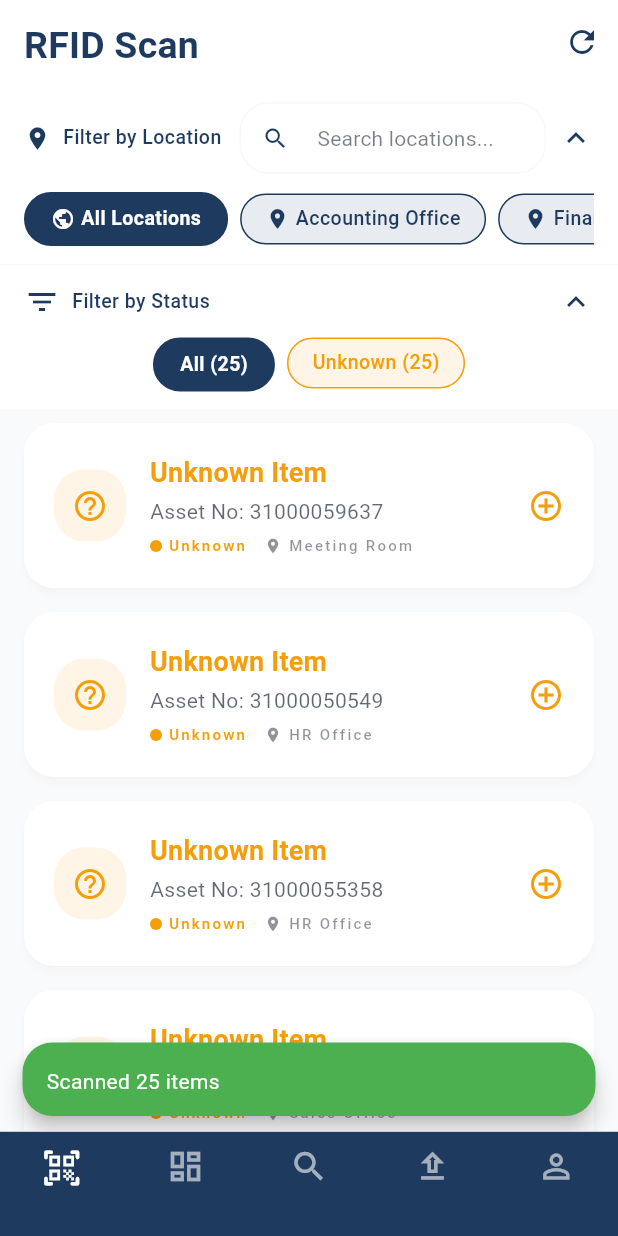
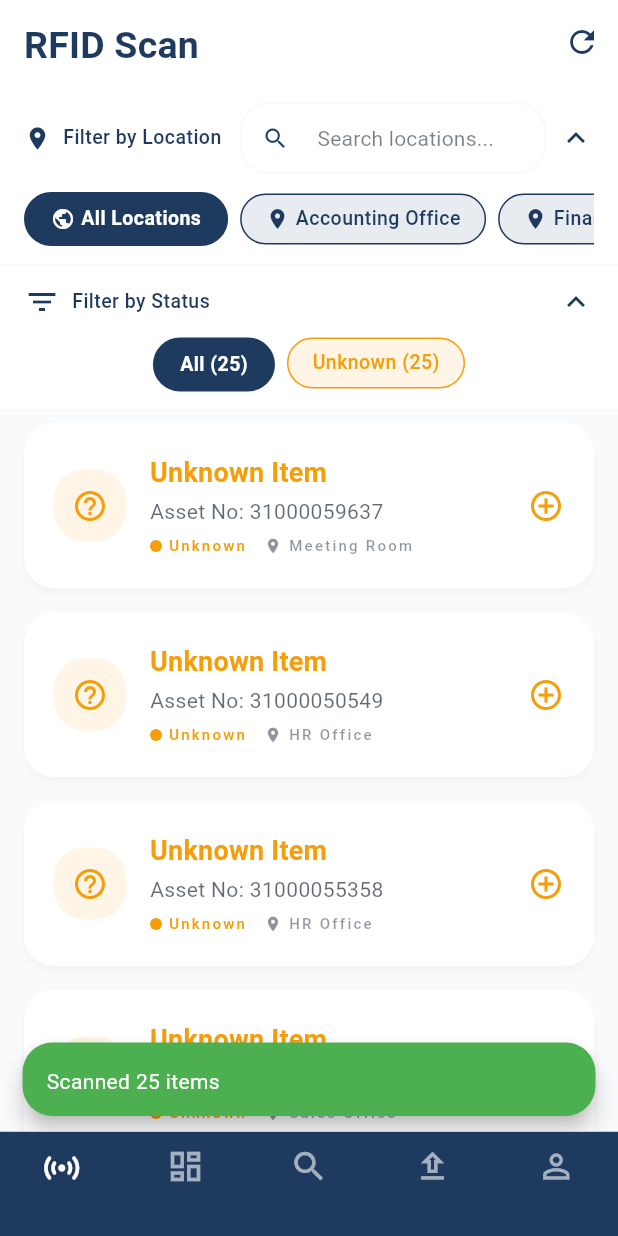
Before and after one commit to Russidan-Nadee/rfid-management-system, a Flutter app: the RootLayout screen opened directly, on a phone screen of 412 x 824 dp. Run offline on Flutter 3.47's test engine with Material 3 defaults, Android fonts, the light colour scheme and no system bars; our stand-ins replace equatable, fl_chart, flutter_bloc, get_it, lucide_icons, share_plus and 1 more; accounts and stored records are empty; network calls fail.

Commit message:
enhance/responsive-ui-navbar

```diff
--- a/frontend/lib/features/scan/presentation/widgets/scan_list_view.dart
+++ b/frontend/lib/features/scan/presentation/widgets/scan_list_view.dart
@@ -136,12 +136,10 @@
               // Header with status filters
               _buildStatusFilter(theme, statusCounts, selectedFilter, context),
 
-              // Filtered List with responsive 2-column on large screen
+              // Filtered List with responsive 3-column on large screen
               Expanded(
                 child: LayoutBuilder(
                   builder: (context, constraints) {
-                    final isLargeScreen = constraints.maxWidth >= 800;
-
                     if (filteredItems.isEmpty) {
                       return _buildEmptyFilterState(
                         theme,
@@ -150,19 +148,37 @@
                       );
                     }
 
-                    if (!isLargeScreen) {
-                      return ListView.builder(
+                    // Responsive columns based on screen width
+                    if (constraints.maxWidth >= 1200) {
+                      // Very large screen: 3 columns
+                      List<Widget> rows = [];
+                      for (var i = 0; i < filteredItems.length; i += 3) {
+                        final firstCard = AssetCard(item: filteredItems[i]);
+                        final secondCard = (i + 1 < filteredItems.length)
+                            ? AssetCard(item: filteredItems[i + 1])
+                            : Expanded(child: Container());
+                        final thirdCard = (i + 2 < filteredItems.length)
+                            ? AssetCard(item: filteredItems[i + 2])
+                            : Expanded(child: Container());
+
+                        rows.add(
+                          Row(
+                            crossAxisAlignment: CrossAxisAlignment.start,
+                            children: [
+                              Expanded(child: firstCard),
+                              Expanded(child: secondCard),
+                              Expanded(child: thirdCard),
+                            ],
+                          ),
+                        );
+                      }
+
+                      return SingleChildScrollView(
                         physics: const AlwaysScrollableScrollPhysics(),
-                        itemCount: filteredItems.length,
-                        itemBuilder: (context, index) {
-                          print(
-                            'ScanListView: Building card $index for asset ${filteredItems[index].assetNo}',
-                          );
-                          return AssetCard(item: filteredItems[index]);
-                        },
+                        child: Column(children: rows),
                       );
-                    } else {
-                      // Large screen: 2 columns via Rows inside Column
+                    } else if (constraints.maxWidth >= 800) {
+                      // Large screen: 2 columns
                       List<Widget> rows = [];
                       for (var i = 0; i < filteredItems.length; i += 2) {
                         final firstCard = AssetCard(item: filteredItems[i]);
@@ -175,7 +191,6 @@
                             crossAxisAlignment: CrossAxisAlignment.start,
                             children: [
                               Expanded(child: firstCard),
-
                               Expanded(child: secondCard),
                             ],
                           ),
@@ -185,6 +200,18 @@
                       return SingleChildScrollView(
                         physics: const AlwaysScrollableScrollPhysics(),
                         child: Column(children: rows),
+                      );
+                    } else {
+                      // Mobile: 1 column
+                      return ListView.builder(
+                        physics: const AlwaysScrollableScrollPhysics(),
+                        itemCount: filteredItems.length,
+                        itemBuilder: (context, index) {
+                          print(
+                            'ScanListView: Building card $index for asset ${filteredItems[index].assetNo}',
+                          );
+                          return AssetCard(item: filteredItems[index]);
+                        },
                       );
                     }
                   },
```
Also changed, not shown: frontend/lib/features/scan/presentation/pages/asset_detail_page.dart (+124 -52 lines), frontend/lib/layouts/root_layout.dart (+125 -32 lines).
